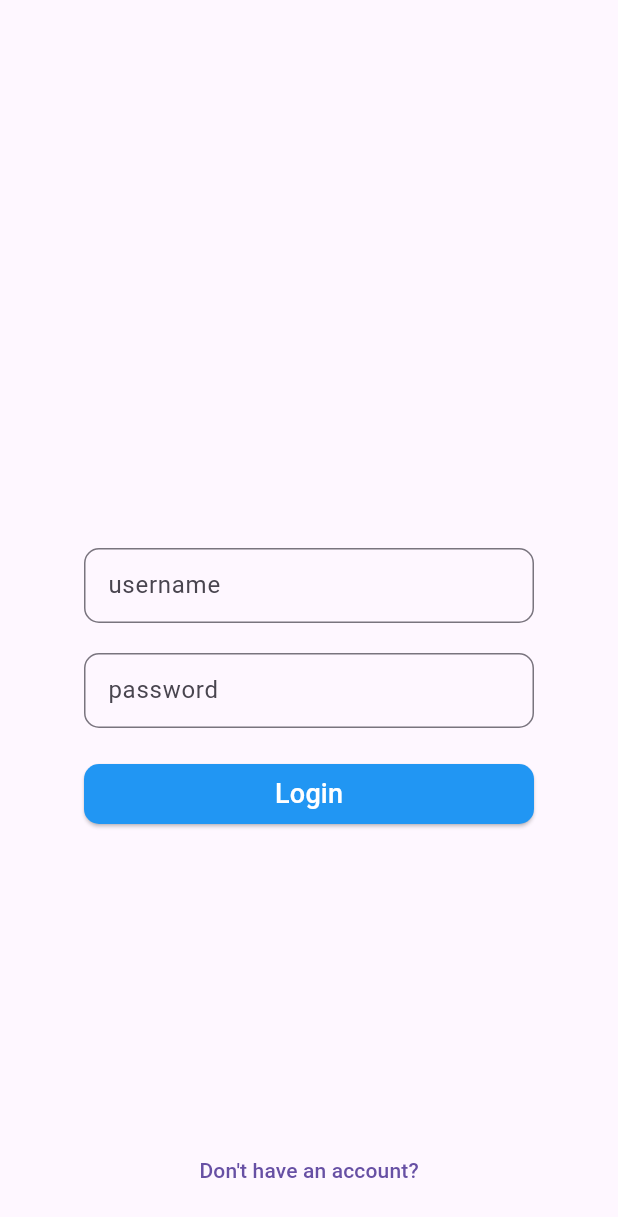
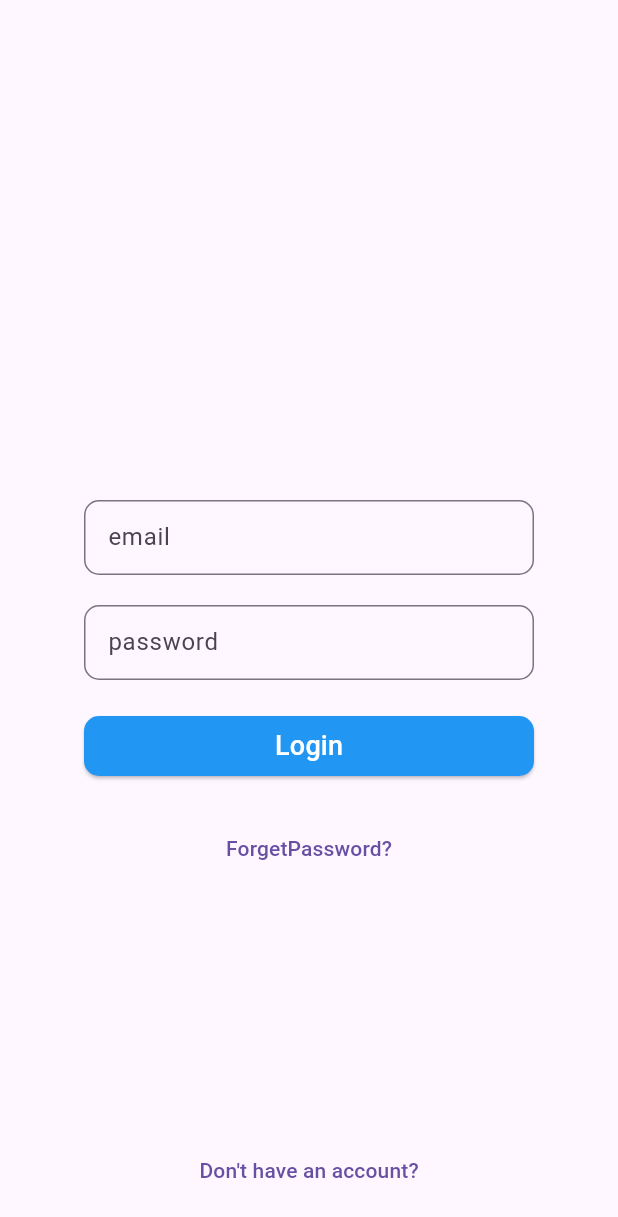
Before and after one commit to Python-Django-Projects/vlog, a Flutter app: the LoginPage screen opened directly, on a phone screen of 412 x 824 dp. Shown: the top 1217 px of the screen. Run offline on Flutter 3.47's test engine with Material 3 defaults, Android fonts, the phone set to English and light mode, and no system bars.

```diff
--- a/frontend/trend/lib/authentication/data/remote_data_source.dart
+++ b/frontend/trend/lib/authentication/data/remote_data_source.dart
@@ -18,11 +18,11 @@ void createAccount(String email, username, password, password2) async {
   }
 }
 
-void loginUser(String username, password) async {
+void loginUser(String email, password) async {
   final response = await http.post(
     Uri.parse("http://127.0.0.1:8000/api/token/"),
     body: {
-      "username": username,
+      "email": email,
       "password": password,
     },
   );
@@ -33,5 +33,6 @@ void loginUser(String username, password) async {
   } else {
     print("Login failed");
     print('Response body: ${response.body}');
+    print('Response body: ${response.statusCode}');
   }
 }
--- a/frontend/trend/lib/authentication/pages/login.dart
+++ b/frontend/trend/lib/authentication/pages/login.dart
@@ -1,5 +1,6 @@
 import 'package:flutter/material.dart';
 import 'package:trend/authentication/data/remote_data_source.dart';
+import 'package:trend/authentication/pages/forget_password.dart';
 import 'package:trend/authentication/pages/register.dart';
 import 'package:trend/home/home_page.dart';
 
@@ -11,7 +12,7 @@ class LoginPage extends StatefulWidget {
 }
 
 class _LoginPageState extends State<LoginPage> {
-  TextEditingController usernameController = TextEditingController();
+  TextEditingController emailController = TextEditingController();
 
   TextEditingController passwordController = TextEditingController();
 
@@ -25,26 +26,26 @@ class _LoginPageState extends State<LoginPage> {
             child: Column(
               mainAxisAlignment: MainAxisAlignment.center,
               children: [
-                Spacer(flex: 2),
+                const Spacer(flex: 2),
                 Container(
                   height: 50, // Set the desired height here
                   child: TextField(
-                    controller: usernameController,
+                    controller: emailController,
                     decoration: InputDecoration(
                       border: OutlineInputBorder(
                         borderRadius: BorderRadius.circular(10),
                       ),
                       focusedBorder: OutlineInputBorder(
                         borderRadius: BorderRadius.circular(10),
-                        borderSide: BorderSide(
+                        borderSide: const BorderSide(
                             color: Colors
                                 .blue), // Set the desired border color here
                       ),
-                      labelText: 'username',
+                      labelText: 'email',
                     ),
                   ),
                 ),
-                SizedBox(height: 20),
+                const SizedBox(height: 20),
                 Container(
                   height: 50, // Set the desired height here
                   child: TextField(
@@ -55,7 +56,7 @@ class _LoginPageState extends State<LoginPage> {
                       ),
                       focusedBorder: OutlineInputBorder(
                         borderRadius: BorderRadius.circular(10),
-                        borderSide: BorderSide(
+                        borderSide: const BorderSide(
                             color: Colors
                                 .blue), // Set the desired border color here
                       ),
@@ -63,21 +64,20 @@ class _LoginPageState extends State<LoginPage> {
                     ),
                   ),
                 ),
-                SizedBox(height: 20),
+                const SizedBox(height: 20),
                 SizedBox(
                   width: double.infinity, // Set the desired width here
                   child: ElevatedButton(
                     onPressed: () {
-                      if (usernameController.text.isEmpty ||
+                      if (emailController.text.isEmpty ||
                           passwordController.text.isEmpty) {
                         return;
                       }
-                      loginUser(
-                          usernameController.text, passwordController.text);
+                      loginUser(emailController.text, passwordController.text);
                       Navigator.push(
                         context,
                         MaterialPageRoute(
-                          builder: (context) => HomePage(),
+                          builder: (context) => const HomePage(),
                         ),
                       );
                     },
@@ -93,14 +93,20 @@ class _LoginPageState extends State<LoginPage> {
                     ),
                   ),
                 ),
-                SizedBox(height: 20),
-                const Row(
-                  mainAxisAlignment: MainAxisAlignment.center,
-                  children: [],
-                ),
-                Spacer(),
+                const SizedBox(height: 20),
                 TextButton(
-                  child: Text('Don\'t have an account?'),
+                    onPressed: () {
+                      Navigator.push(
+                        context,
+                        MaterialPageRoute(
+                          builder: (context) => ForgetPassword(),
+                        ),
+                      );
+                    },
+                    child: Text('ForgetPassword?')),
+                const Spacer(),
+                TextButton(
+                  child: const Text('Don\'t have an account?'),
                   onPressed: () {
                     Navigator.push(
                       context,
@@ -110,7 +116,7 @@ class _LoginPageState extends State<LoginPage> {
                     );
                   },
                 ),
-                SizedBox(height: 20),
+                const SizedBox(height: 20),
               ],
             ),
           ),
--- a/frontend/trend/lib/authentication/pages/register.dart
+++ b/frontend/trend/lib/authentication/pages/register.dart
@@ -104,7 +104,8 @@ class _RegisterPageState extends State<RegisterPage> {
                 ),
                 SizedBox(height: 20),
                 SizedBox(
-                  width: double.infinity, // Set the desired width here
+                  width: double.infinity,
+                  // Set the desired width here
                   child: ElevatedButton(
                     onPressed: () {
                       createAccount(
--- a/frontend/trend/lib/main.dart
+++ b/frontend/trend/lib/main.dart
@@ -1,5 +1,5 @@
 import 'package:flutter/material.dart';
-import 'package:trend/authentication/pages/login.dart';
+import 'package:trend/home/home_page.dart';
 
 void main() {
   runApp(const MyApp());
@@ -12,7 +12,7 @@ class MyApp extends StatelessWidget {
   Widget build(BuildContext context) {
     return MaterialApp(
       debugShowCheckedModeBanner: false,
-      home: LoginPage(),
+      home: HomePage(),
     );
   }
 }
--- a/frontend/trend/pubspec.yaml
+++ b/frontend/trend/pubspec.yaml
@@ -36,6 +36,7 @@ dependencies:
   # Use with the CupertinoIcons class for iOS style icons.
   cupertino_icons: ^1.0.2
   http: ^1.2.0
+  flutter_bloc: ^8.1.3
 
 dev_dependencies:
   flutter_test:
```
Also changed, not shown: frontend/trend/lib/authentication/pages/forget_password.dart (added, +52 -0 lines), frontend/trend/lib/home/camera.dart (added, +15 -0 lines), frontend/trend/lib/home/home_page.dart (+14 -3 lines), frontend/trend/lib/home/profile.dart (added, +17 -0 lines), frontend/trend/lib/home/vlog.dart (added, +19 -0 lines), frontend/trend/lib/widgets/bottomNavBar.dart (added, +63 -0 lines), frontend/trend/pubspec.lock, 9 other files.
